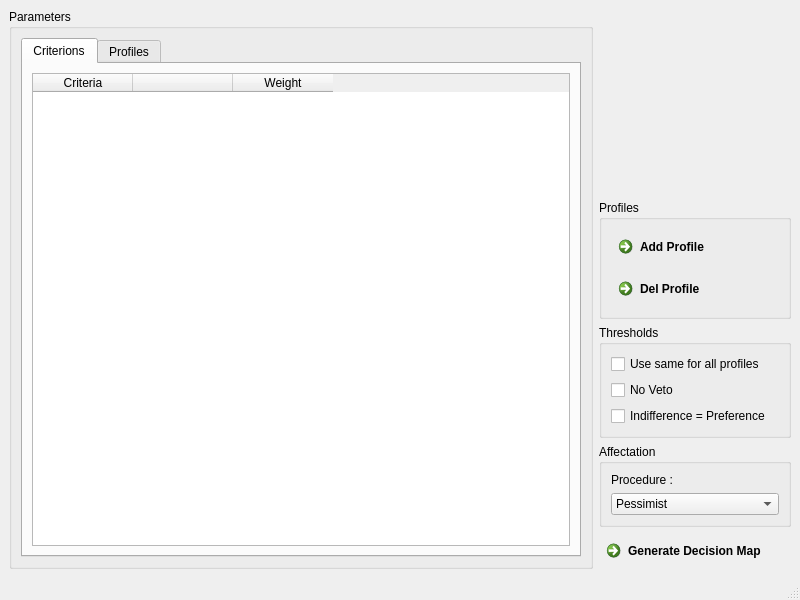
Before: the Qt Designer form ui/mainwindow.ui in oso/qgis-etri, drawn with Qt 5.
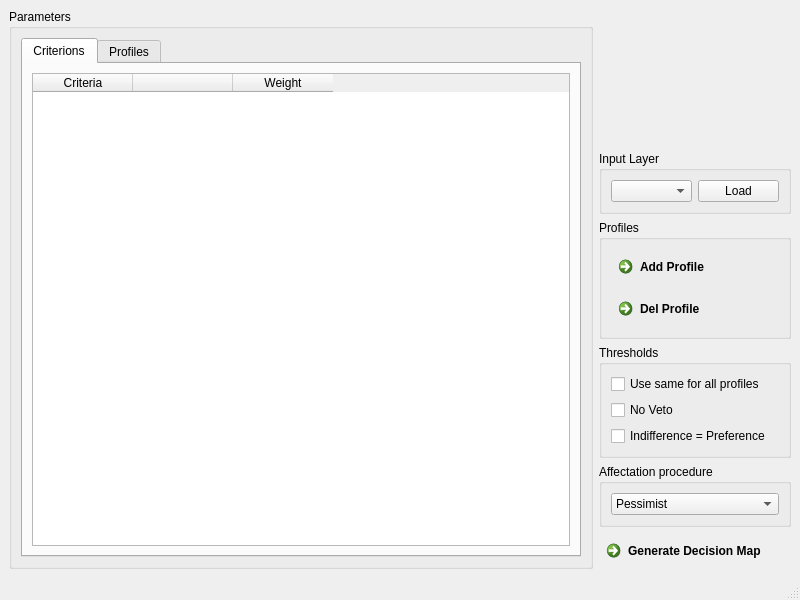
After: the same form once the commit is applied.

What changed in the file:
```diff
--- a/ui/mainwindow.ui
+++ b/ui/mainwindow.ui
@@ -176,6 +176,25 @@
         </property>
        </spacer>
       </item>
+      <item>
+       <widget class="QGroupBox" name="group_input">
+        <property name="title">
+         <string>Input Layer</string>
+        </property>
+        <layout class="QGridLayout" name="gridLayout_9">
+         <item row="0" column="0">
+          <widget class="QComboBox" name="combo_layer"/>
+         </item>
+         <item row="0" column="1">
+          <widget class="QPushButton" name="Bloadlayer">
+           <property name="text">
+            <string>Load</string>
+           </property>
+          </widget>
+         </item>
+        </layout>
+       </widget>
+      </item>
       <item>
        <widget class="QGroupBox" name="group_profiles">
         <property name="title">
@@ -241,7 +260,7 @@
       <item>
        <widget class="QGroupBox" name="group_electre">
         <property name="title">
-         <string>Affectation</string>
+         <string>Affectation procedure</string>
         </property>
         <layout class="QGridLayout" name="gridLayout_8">
          <item row="1" column="0">
@@ -258,13 +277,6 @@
            </item>
           </widget>
          </item>
-         <item row="0" column="0">
-          <widget class="QLabel" name="affectation">
-           <property name="text">
-            <string>Procedure :</string>
-           </property>
-          </widget>
-         </item>
         </layout>
        </widget>
       </item>
```
Left out of the diff: 4 changed lines with no effect on the pictures.
